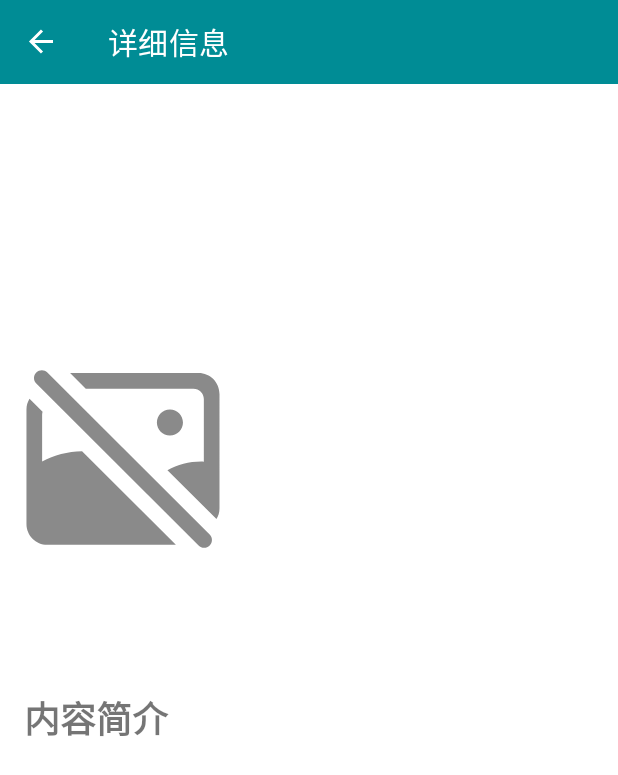
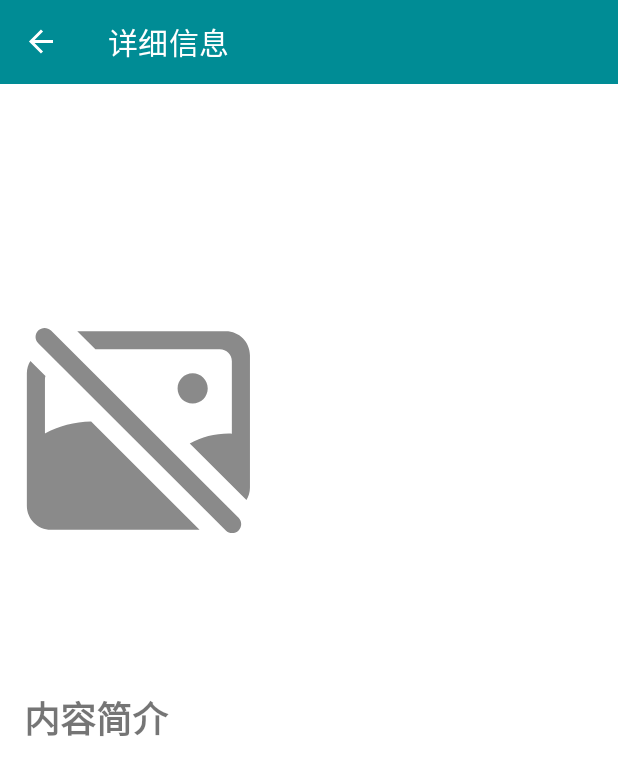
Before and after one commit to rianlu/BooksSearch, an Android app: the DetailFragment screen opened through its navigation route, on a phone screen of 412 x 824 dp. Shown: the top 775 px of the screen. Run offline under Robolectric (Android 15) with nearby library versions, the phone set to English and light mode, and no system bars; our stand-ins replace data binding, navigation-ui; pictures from the network do not load; 8 statements that could not run were skipped.

Commit message:
update UI

```diff
--- a/app/src/main/res/layout/fragment_detail.xml
+++ b/app/src/main/res/layout/fragment_detail.xml
@@ -13,18 +13,11 @@
             android:layout_height="match_parent">
 
             <androidx.constraintlayout.widget.Guideline
-                android:id="@+id/guideline7"
-                android:layout_width="wrap_content"
-                android:layout_height="wrap_content"
-                android:orientation="horizontal"
-                app:layout_constraintGuide_percent="0.05" />
-
-            <androidx.constraintlayout.widget.Guideline
                 android:id="@+id/guideline9"
                 android:layout_width="wrap_content"
                 android:layout_height="wrap_content"
                 android:orientation="horizontal"
-                app:layout_constraintGuide_percent="0.15" />
+                app:layout_constraintGuide_percent="0.1" />
 
             <TextView
                 android:id="@+id/tvTitle"
@@ -37,16 +30,20 @@
                 app:layout_constraintBottom_toTopOf="@+id/guideline9"
                 app:layout_constraintEnd_toEndOf="parent"
                 app:layout_constraintStart_toStartOf="parent"
-                app:layout_constraintTop_toTopOf="@+id/guideline7" />
+                app:layout_constraintTop_toTopOf="parent" />
 
             <TextView
                 android:id="@+id/tvAuthor"
-                android:layout_width="215dp"
+                android:layout_width="0dp"
                 android:layout_height="wrap_content"
+                android:layout_marginStart="16dp"
+                android:layout_marginTop="16dp"
+                android:layout_marginEnd="16dp"
                 app:layout_constraintBottom_toTopOf="@+id/tvPublish"
                 app:layout_constraintEnd_toEndOf="parent"
+                app:layout_constraintHorizontal_bias="0.5"
                 app:layout_constraintStart_toStartOf="@+id/guideline11"
-                app:layout_constraintTop_toBottomOf="@+id/tvTitle" />
+                app:layout_constraintTop_toTopOf="@+id/guideline9" />
 
             <ImageView
                 android:id="@+id/imageView"
@@ -66,32 +63,35 @@
                 android:layout_width="wrap_content"
                 android:layout_height="wrap_content"
                 android:orientation="vertical"
-                app:layout_constraintGuide_percent="0.4" />
+                app:layout_constraintGuide_percent="0.45" />
 
             <TextView
                 android:id="@+id/tvPublish"
-                android:layout_width="215dp"
+                android:layout_width="0dp"
                 android:layout_height="wrap_content"
                 app:layout_constraintBottom_toTopOf="@+id/tvNum"
                 app:layout_constraintEnd_toEndOf="@+id/tvAuthor"
+                app:layout_constraintHorizontal_bias="0.5"
                 app:layout_constraintStart_toStartOf="@+id/tvAuthor"
                 app:layout_constraintTop_toBottomOf="@+id/tvAuthor" />
 
             <TextView
                 android:id="@+id/tvLocation"
-                android:layout_width="215dp"
+                android:layout_width="0dp"
                 android:layout_height="wrap_content"
                 app:layout_constraintBottom_toTopOf="@+id/tvIsbn"
                 app:layout_constraintEnd_toEndOf="@+id/tvNum"
+                app:layout_constraintHorizontal_bias="0.5"
                 app:layout_constraintStart_toStartOf="@+id/tvNum"
                 app:layout_constraintTop_toBottomOf="@+id/tvNum" />
 
             <TextView
                 android:id="@+id/tvNum"
-                android:layout_width="215dp"
+                android:layout_width="0dp"
                 android:layout_height="wrap_content"
                 app:layout_constraintBottom_toTopOf="@+id/tvLocation"
                 app:layout_constraintEnd_toEndOf="@+id/tvPublish"
+                app:layout_constraintHorizontal_bias="0.5"
                 app:layout_constraintStart_toStartOf="@+id/tvPublish"
                 app:layout_constraintTop_toBottomOf="@+id/tvPublish" />
 
@@ -123,24 +123,33 @@
                 android:orientation="horizontal"
                 app:layout_constraintGuide_percent="0.6" />
 
-            <TextView
-                android:id="@+id/tvDescription"
+            <ScrollView
                 android:layout_width="0dp"
                 android:layout_height="0dp"
-                android:layout_marginStart="16dp"
-                android:layout_marginEnd="16dp"
-                android:layout_marginBottom="16dp"
                 app:layout_constraintBottom_toBottomOf="parent"
                 app:layout_constraintEnd_toEndOf="parent"
                 app:layout_constraintStart_toStartOf="parent"
-                app:layout_constraintTop_toTopOf="@+id/guideline13" />
+                app:layout_constraintTop_toTopOf="@+id/guideline13">
+
+                <TextView
+                    android:id="@+id/tvDescription"
+                    android:layout_width="match_parent"
+                    android:layout_height="wrap_content"
+                    android:layout_margin="16dp"
+                    app:layout_constraintBottom_toBottomOf="parent"
+                    app:layout_constraintEnd_toEndOf="parent"
+                    app:layout_constraintStart_toStartOf="parent"
+                    app:layout_constraintTop_toTopOf="@+id/guideline13" />
+            </ScrollView>
 
             <TextView
                 android:id="@+id/tvIsbn"
                 android:layout_width="0dp"
                 android:layout_height="wrap_content"
-                app:layout_constraintBottom_toTopOf="@+id/textView7"
+                android:layout_marginBottom="16dp"
+                app:layout_constraintBottom_toTopOf="@+id/guideline12"
                 app:layout_constraintEnd_toEndOf="@+id/tvLocation"
+                app:layout_constraintHorizontal_bias="0.5"
                 app:layout_constraintStart_toStartOf="@+id/tvLocation"
                 app:layout_constraintTop_toBottomOf="@+id/tvLocation" />
         </androidx.constraintlayout.widget.ConstraintLayout>
```
